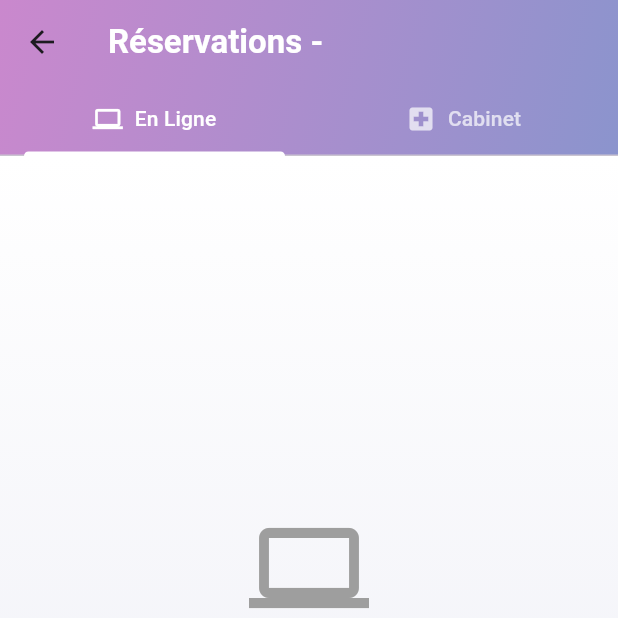
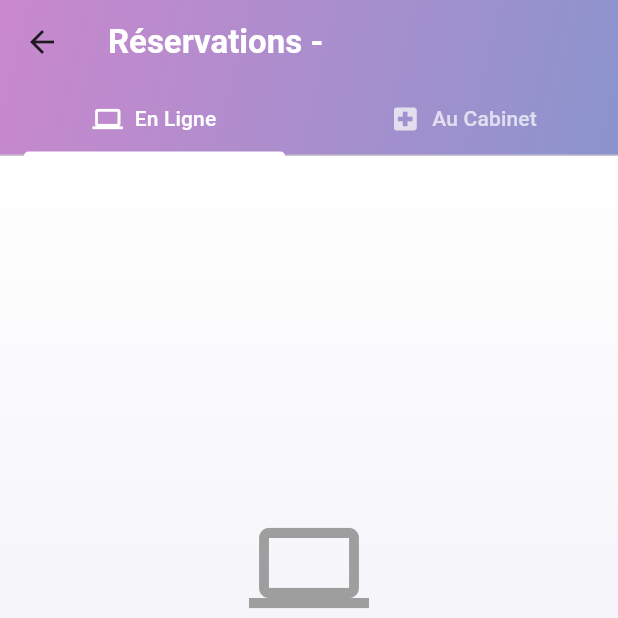
Before and after one commit to Amal-oueslati52/AppMentalHealth, a Flutter app: the DoctorReservationsScreen screen opened directly with empty values, on a phone screen of 412 x 824 dp, the top half of it. Run offline on Flutter 3.47's test engine with Material 3 defaults, Android fonts, the phone set to English and light mode, and no system bars; our stand-ins replace another_flushbar, circle_nav_bar, cloud_firestore, dio, firebase_auth, firebase_core and 7 more; missing offline and left inert: firebase_app_check; accounts and stored records are empty; network calls fail.

Commit message:
nomenclatur modifier

```diff
--- a/lib/doctor/doctor_reservations_screen.dart
+++ b/lib/doctor/doctor_reservations_screen.dart
@@ -325,7 +325,7 @@ class _DoctorReservationsScreenState extends State<DoctorReservationsScreen>
             ),
             PopupMenuItem<String>(
               value: 'REJECTED',
-              child: Text('Rejeter'),
+              child: Text('Annuler'),
             ),
           ],
         ),
@@ -370,7 +370,7 @@ class _DoctorReservationsScreenState extends State<DoctorReservationsScreen>
                 children: [
                   Icon(Icons.local_hospital, size: 20),
                   SizedBox(width: 8),
-                  Text('Cabinet'),
+                  Text('Au Cabinet'),
                 ],
               ),
             ),
```
Also changed, not shown: 4 other files.
